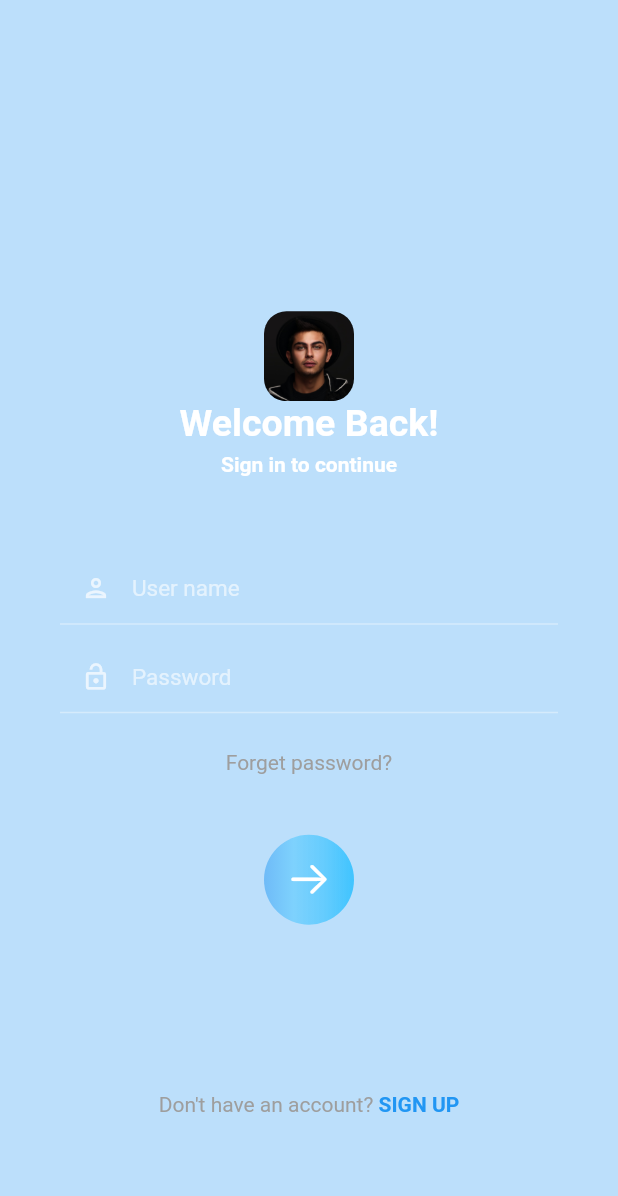
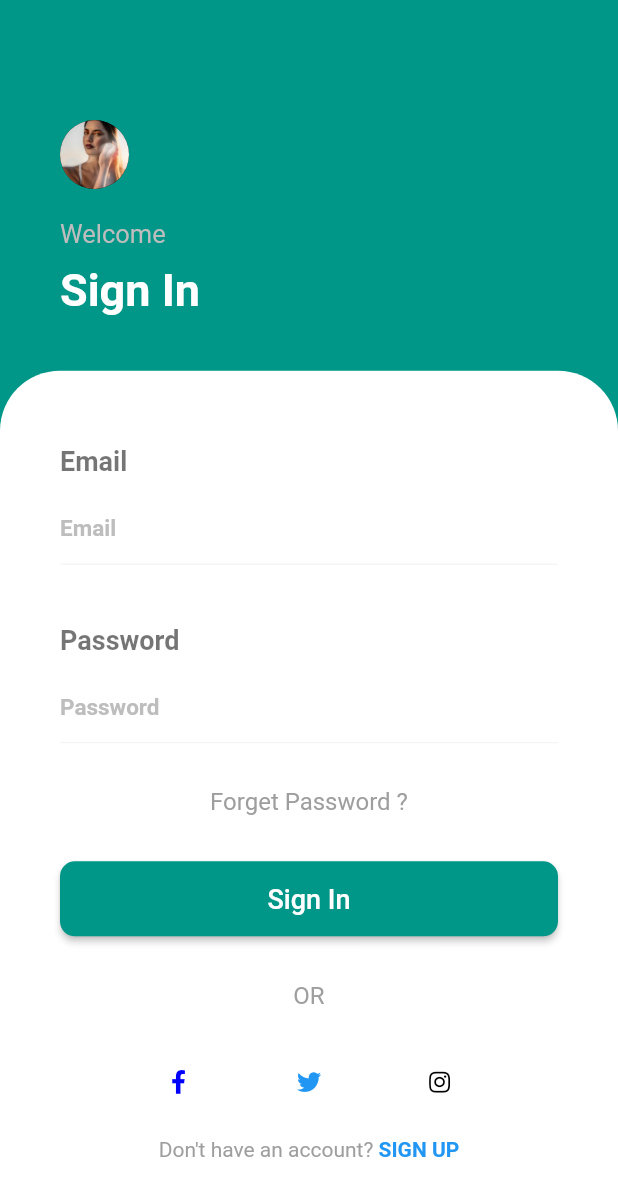
Before and after one commit to Jasco07122021/homework, a Flutter app: the screen it shows after launch, on a phone screen of 412 x 824 dp. Shown: the top 1196 px of the screen. Run offline on Flutter 3.47's test engine with Material 2 defaults, Android fonts, the phone set to English and light mode, and no system bars; our stand-ins replace easy_localization, faker, font_awesome_flutter, hive, hive_flutter, shared_preferences and 1 more; accounts and stored records are empty.

Commit message:
homework 6 => 4 (2)

```diff
--- a/lib/main.dart
+++ b/lib/main.dart
@@ -2,7 +2,7 @@ import 'package:easy_localization/easy_localization.dart';
 import 'package:flutter/material.dart';
 import 'package:flutter/services.dart';
 import 'package:hive_flutter/hive_flutter.dart';
-import 'package:homework/pages/lesson6/lesson6_4_1_login.dart';
+import 'package:homework/pages/lesson6/lesson6_4_2_signIn.dart';
 
 void main() async {
   await Hive.initFlutter();
@@ -44,7 +44,7 @@ class MyApp extends StatelessWidget {
           supportedLocales: context.supportedLocales,
           locale: context.locale,
           debugShowCheckedModeBanner: false,
-          home: Lesson6_4_1_login(),
+          home: Lesson6_4_2_SignInPage(),
           darkTheme: ThemeData.dark().copyWith(
             primaryColor: Colors.white,
             backgroundColor: Color(0xFF121212),
--- /dev/null
+++ b/lib/models/lesson6_4_model.dart
@@ -0,0 +1,31 @@
+class UserLesson6H4 {
+  String? email;
+  String? number;
+  String? address;
+  String? password;
+
+  UserLesson6H4({
+    this.email,
+    this.number,
+    this.address,
+    this.password,
+  });
+
+  UserLesson6H4.from({
+    this.email,
+    this.password,
+  });
+
+  UserLesson6H4.fromJson(Map<String, dynamic> json)
+      : email = json['email'],
+        number = json['number'],
+        address = json['address'],
+        password = json['password'];
+
+  Map<String, dynamic> toJson() => {
+    'email': email,
+    'number': number,
+    'address': address,
+    'password': password,
+  };
+}
--- /dev/null
+++ b/lib/pages/lesson6/lesson6_4_2_signIn.dart
@@ -0,0 +1,225 @@
+import 'package:flutter/foundation.dart';
+import 'package:flutter/gestures.dart';
+import 'package:flutter/material.dart';
+import 'package:font_awesome_flutter/font_awesome_flutter.dart';
+import 'package:homework/models/lesson6_4_model.dart';
+import 'package:homework/pages/lesson6/lesson6_4_2_signUp.dart';
+import 'package:homework/services/hive_les6_4_2.dart';
+
+class Lesson6_4_2_SignInPage extends StatefulWidget {
+  const Lesson6_4_2_SignInPage({Key? key}) : super(key: key);
+
+  @override
+  _Lesson6_4_2_SignInPageState createState() => _Lesson6_4_2_SignInPageState();
+}
+
+class _Lesson6_4_2_SignInPageState extends State<Lesson6_4_2_SignInPage> {
+  TextEditingController email = TextEditingController();
+  TextEditingController password = TextEditingController();
+
+  _doSignIn() {
+    UserLesson6H4 user = UserLesson6H4.from(email: email.text, password: password.text);
+    HiveDB.setData(user);
+    String result = HiveDB.getData();
+    if (kDebugMode) {
+      print(result);
+    }
+  }
+
+  @override
+  Widget build(BuildContext context) {
+    return Scaffold(
+      resizeToAvoidBottomInset: false,
+      backgroundColor: Colors.teal,
+      body: Column(
+        crossAxisAlignment: CrossAxisAlignment.start,
+        children: [
+          Expanded(
+              flex: 3,
+              child: Padding(
+                padding: const EdgeInsets.only(top: 40, left: 40, right: 40),
+                child: Column(
+                  crossAxisAlignment: CrossAxisAlignment.start,
+                  children: [
+                    SizedBox(height: 40),
+                    CircleAvatar(
+                      radius: 23,
+                      backgroundImage: AssetImage("assets/images/user_1.jpeg"),
+                    ),
+                    SizedBox(height: 20),
+                    Text(
+                      "Welcome",
+                      style: TextStyle(
+                        color: Colors.grey.shade400,
+                        fontSize: 17,
+                      ),
+                    ),
+                    SizedBox(height: 10),
+                    Text(
+                      "Sign In",
+                      style: TextStyle(
+                        fontSize: 30,
+                        fontWeight: FontWeight.bold,
+                      ),
+                    ),
+                  ],
+                ),
+              )),
+          Expanded(
+            flex: 7,
+            child: Container(
+              padding: const EdgeInsets.symmetric(horizontal: 40),
+              width: double.infinity,
+              decoration: BoxDecoration(
+                color: Colors.white,
+                borderRadius: BorderRadius.vertical(
+                  top: Radius.circular(40),
+                ),
+              ),
+              child: Stack(
+                alignment: Alignment.bottomCenter,
+                children: [
+                  Column(
+                    children: [
+                      SizedBox(height: 50),
+                      _textTopOfTextField(text: "Email"),
+                      SizedBox(height: 10),
+                      _textField(text: "Email", controller: email),
+                      SizedBox(height: 40),
+                      _textTopOfTextField(text: "Password"),
+                      SizedBox(height: 10),
+                      _textField(text: "Password", controller: password),
+                      SizedBox(height: 30),
+
+                      ///forget text
+                      Text(
+                        "Forget Password ?",
+                        style: TextStyle(color: Colors.grey, fontSize: 16),
+                      ),
+                      SizedBox(height: 30),
+
+                      ///sign in button
+                      MaterialButton(
+                        onPressed: _doSignIn,
+                        child: Text(
+                          "Sign In",
+                          style: TextStyle(fontSize: 18),
+                        ),
+                        textColor: Colors.white,
+                        color: Colors.teal,
+                        minWidth: double.infinity,
+                        height: 50,
+                        shape: RoundedRectangleBorder(
+                          borderRadius: BorderRadius.circular(10),
+                        ),
+                      ),
+                      SizedBox(height: 30),
+
+                      ///or text
+                      Text(
+                        "OR",
+                        style: TextStyle(
+                          color: Colors.grey,
+                          fontSize: 16,
+                        ),
+                      ),
+                      SizedBox(height: 40),
+
+                      ///company icons
+                      Row(
+                        mainAxisAlignment: MainAxisAlignment.spaceEvenly,
+                        children: [
+                          _companyIcons(
+                              icon: FontAwesomeIcons.facebookF,
+                              color: Color(0xFF0000FF)),
+                          _companyIcons(
+                              icon: FontAwesomeIcons.twitter,
+                              color: Colors.blue),
+                          _companyIcons(
+                              icon: FontAwesomeIcons.instagram,
+                              color: Colors.black),
+                        ],
+                      )
+                    ],
+                  ),
+
+                  ///bottom rich text
+                  Padding(
+                    padding: const EdgeInsets.only(bottom: 50),
+                    child: RichText(
+                      text: TextSpan(
+                        text: "Don't have an account? ",
+                        style: TextStyle(color: Colors.grey),
+                        children: [
+                          TextSpan(
+                            text: "SIGN UP",
+                            style: TextStyle(
+                              color: Colors.blue,
+                              fontWeight: FontWeight.bold,
+                            ),
+                            recognizer: TapGestureRecognizer()
+                              ..onTap = () {
+                                Navigator.push(
+                                  context,
+                                  MaterialPageRoute(
+                                    builder: (context) =>
+                                        Lesson6_4_2_SignUpPage(),
+                                  ),
+                                );
+                              },
+                          ),
+                        ],
+                      ),
+                    ),
+                  ),
+                ],
+              ),
+            ),
+          ),
+        ],
+      ),
+    );
+  }
+
+  Icon _companyIcons({icon, color}) {
+    return Icon(
+      icon,
+      color: color,
+      size: 16,
+    );
+  }
+
+  Align _textTopOfTextField({text}) {
+    return Align(
+      alignment: Alignment.centerLeft,
+      child: Text(
+        text,
+        style: TextStyle(
+          color: Colors.black54,
+          fontSize: 18,
+          fontWeight: FontWeight.bold,
+        ),
+      ),
+    );
+  }
+
+  TextField _textField({text, controller}) {
+    return TextField(
+      controller: controller,
+      style: TextStyle(
+        color: Colors.black,
+      ),
+      decoration: InputDecoration(
+        hintText: text,
+        hintStyle: TextStyle(
+          color: Colors.grey.shade400,
+          fontSize: 15,
+          fontWeight: FontWeight.bold,
+        ),
+        enabledBorder: UnderlineInputBorder(
+          borderSide: BorderSide(color: Colors.grey, width: 0.1),
+        ),
+      ),
+    );
+  }
+}
--- a/lib/services/hive_les6_4_1.dart
+++ /dev/null
@@ -1,3 +0,0 @@
-class HiveDB{
-
-}
```
Also changed, not shown: lib/pages/lesson6/lesson6_4_1_login.dart (+5 -2 lines), lib/pages/lesson6/lesson6_4_1_logout.dart (+8 -4 lines), lib/pages/lesson6/lesson6_4_2_signUp.dart (added, +191 -0 lines), lib/services/hive_les6_4_2.dart (added, +18 -0 lines).
